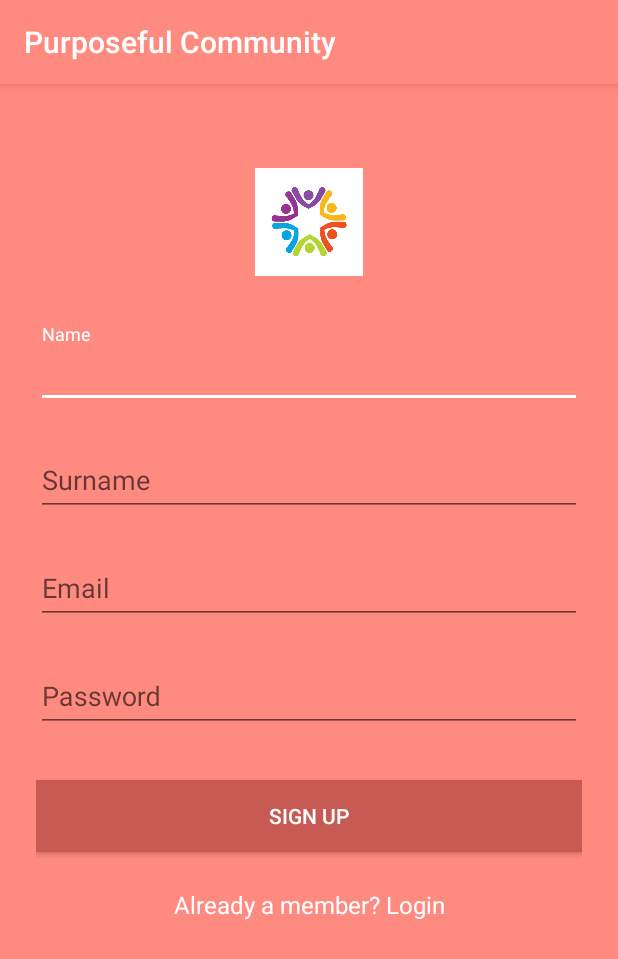
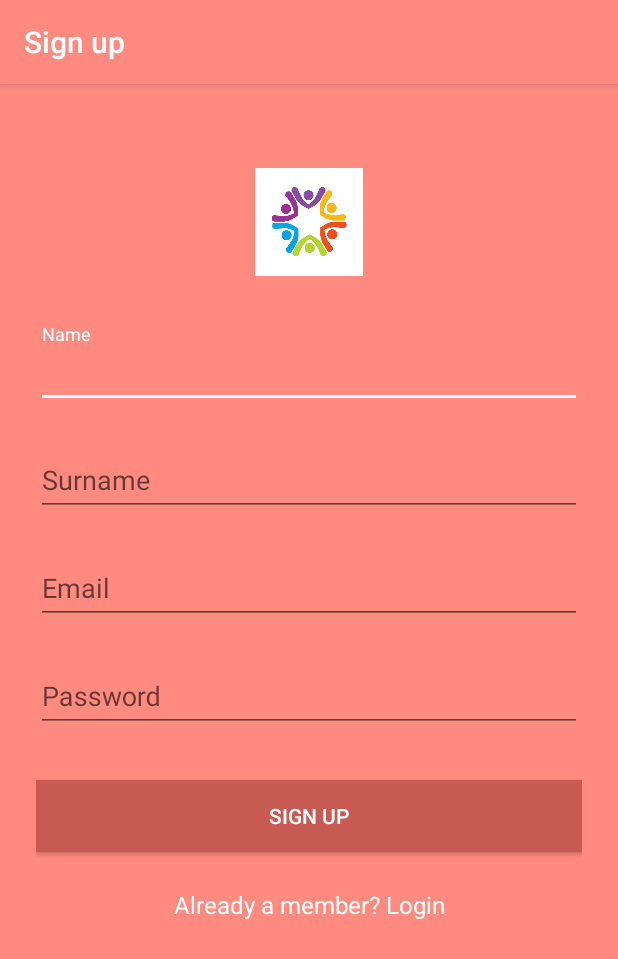
Before and after one commit to yilmazvolkan/purposefulCommunityPlatform, an Android app: the RegisterActivity screen opened directly, with no data from a screen before it, on a phone screen of 412 x 824 dp. Shown: the top 959 px of the screen. Run offline under Robolectric (Android 15) with nearby library versions, the phone set to English and light mode, and no system bars.

```diff
--- a/PurposefulCommunity/app/src/main/java/com/bounswe/purposefulcommunity/Fragments/LoginActivity.kt
+++ b/PurposefulCommunity/app/src/main/java/com/bounswe/purposefulcommunity/Fragments/LoginActivity.kt
@@ -23,6 +23,9 @@ class LoginActivity : AppCompatActivity() {
     override fun onCreate(savedInstanceState: Bundle?) {
         super.onCreate(savedInstanceState)
         setContentView(R.layout.activity_login)
+
+        val actionBar = supportActionBar
+        actionBar!!.title = getString(R.string.title_activity_login)
 
         btn_login.setOnClickListener {
             val email = editMail.text.toString()
--- a/PurposefulCommunity/app/src/main/java/com/bounswe/purposefulcommunity/Fragments/RegisterActivity.kt
+++ b/PurposefulCommunity/app/src/main/java/com/bounswe/purposefulcommunity/Fragments/RegisterActivity.kt
@@ -24,6 +24,9 @@ class RegisterActivity : AppCompatActivity() {
     override fun onCreate(savedInstanceState: Bundle?) {
         super.onCreate(savedInstanceState)
         setContentView(R.layout.activity_register)
+
+        val actionBar = supportActionBar
+        actionBar!!.title = getString(R.string.title_activity_sign_up)
 
         btn_signup.setOnClickListener {
             val name = editName.text.toString()
--- /dev/null
+++ b/PurposefulCommunity/app/src/main/java/com/bounswe/purposefulcommunity/Models/TokenBody.kt
@@ -0,0 +1,5 @@
+package com.bounswe.purposefulcommunity.Models
+
+
+data class TokenBody(
+    val token: String)
--- a/PurposefulCommunity/app/src/main/res/layout/activity_register.xml
+++ b/PurposefulCommunity/app/src/main/res/layout/activity_register.xml
@@ -2,6 +2,7 @@
 <ScrollView xmlns:android="http://schemas.android.com/apk/res/android"
     android:layout_width="fill_parent"
     android:layout_height="fill_parent"
+    xmlns:app="http://schemas.android.com/apk/res-auto"
     android:fitsSystemWindows="true"
     android:background="@color/colorPrimary">
 
@@ -23,13 +24,15 @@
             android:layout_height="wrap_content"
             android:layout_marginTop="8dp"
             android:layout_marginBottom="8dp"
-            android:hint="@string/name">
+            android:hint="@string/name"
+            app:errorTextAppearance="@style/error_appearance">
 
             <com.google.android.material.textfield.TextInputEditText
                 android:id="@+id/editName"
                 android:layout_width="match_parent"
                 android:layout_height="wrap_content"
-                android:inputType="textPersonName" />
+                android:inputType="textPersonName"
+                android:textColor="@color/colorWhite"/>
         </com.google.android.material.textfield.TextInputLayout>
 
         <com.google.android.material.textfield.TextInputLayout
@@ -38,13 +41,15 @@
             android:layout_height="wrap_content"
             android:layout_marginTop="8dp"
             android:layout_marginBottom="8dp"
-            android:hint="@string/surname" >
+            android:hint="@string/surname"
+            app:errorTextAppearance="@style/error_appearance">
 
             <com.google.android.material.textfield.TextInputEditText
                 android:id="@+id/editSurname"
                 android:layout_width="match_parent"
                 android:layout_height="wrap_content"
-                android:inputType="textPersonName" />
+                android:inputType="textPersonName"
+                android:textColor="@color/colorWhite"/>
         </com.google.android.material.textfield.TextInputLayout>
 
         <com.google.android.material.textfield.TextInputLayout
@@ -52,28 +57,32 @@
             android:layout_width="match_parent"
             android:layout_height="wrap_content"
             android:layout_marginTop="8dp"
-            android:layout_marginBottom="8dp">
+            android:layout_marginBottom="8dp"
+            app:errorTextAppearance="@style/error_appearance">
 
             <com.google.android.material.textfield.TextInputEditText
                 android:id="@+id/editMail"
                 android:layout_width="match_parent"
                 android:layout_height="wrap_content"
                 android:inputType="textEmailAddress"
-                android:hint="@string/email" />
+                android:hint="@string/email"
+                android:textColor="@color/colorWhite"/>
         </com.google.android.material.textfield.TextInputLayout>
         <com.google.android.material.textfield.TextInputLayout
             android:id="@+id/layPassword"
             android:layout_width="match_parent"
             android:layout_height="wrap_content"
             android:layout_marginTop="8dp"
-            android:layout_marginBottom="8dp">
+            android:layout_marginBottom="8dp"
+            app:errorTextAppearance="@style/error_appearance">
 
             <com.google.android.material.textfield.TextInputEditText
                 android:id="@+id/editPassword"
                 android:layout_width="match_parent"
                 android:layout_height="wrap_content"
                 android:inputType="textPassword"
-                android:hint="@string/password" />
+                android:hint="@string/password"
+                android:textColor="@color/colorWhite"/>
         </com.google.android.material.textfield.TextInputLayout>
 
         <Button
--- a/PurposefulCommunity/app/src/main/res/values/strings.xml
+++ b/PurposefulCommunity/app/src/main/res/values/strings.xml
@@ -1,6 +1,10 @@
 <resources>
     <string name="app_name">Purposeful Community</string>
+
     <string name="title_activity_login">Sign in</string>
+    <string name="title_activity_sign_up">Sign up</string>
+    <string name="communities">Communities</string>
+    <string name="title_activity_community">Communities</string>
 
     <string name="name">Name</string>
     <string name="surname">Surname</string>
@@ -10,5 +14,6 @@
     <string name="sign_up">Sign up</string>
     <string name="create_account">No account yet? Create one</string>
     <string name="go_sigin">Already a member? Login</string>
-    <string name="title_activity_community">Communities</string>
+
+    <string name="size">Size</string>
 </resources>
--- a/PurposefulCommunity/app/src/main/res/values/styles.xml
+++ b/PurposefulCommunity/app/src/main/res/values/styles.xml
@@ -17,4 +17,9 @@
 
     <style name="AppTheme.PopupOverlay" parent="ThemeOverlay.AppCompat.Light" />
 
+
+    <style name="error_appearance" parent="@android:style/TextAppearance">
+        <item name="android:textColor">@color/colorWhite</item>
+        <item name="android:textSize">10sp</item>
+    </style>
 </resources>
```
Also changed, not shown: PurposefulCommunity/app/src/main/AndroidManifest.xml (+4 -8 lines), PurposefulCommunity/app/src/main/java/com/bounswe/purposefulcommunity/API/RetrofitClient.kt (+9 -3 lines), PurposefulCommunity/app/src/main/java/com/bounswe/purposefulcommunity/Adapters/CustomAdapter.kt (added, +53 -0 lines), PurposefulCommunity/app/src/main/java/com/bounswe/purposefulcommunity/Fragments/CommunityActivity.kt (+71 -1 lines), PurposefulCommunity/app/src/main/java/com/bounswe/purposefulcommunity/Fragments/ShowCommActivity.kt (added, +13 -0 lines), PurposefulCommunity/app/src/main/java/com/bounswe/purposefulcommunity/Models/CommShowBody.kt (added, +7 -0 lines), PurposefulCommunity/app/src/main/java/com/bounswe/purposefulcommunity/Models/CommunityBody.kt (added, +11 -0 lines), PurposefulCommunity/app/src/main/res/drawable/ic_arrow_forward.xml (added, +13 -0 lines), PurposefulCommunity/app/src/main/res/layout/activity_community.xml (+1 -15 lines), PurposefulCommunity/app/src/main/res/layout/activity_login.xml (+8 -4 lines), PurposefulCommunity/app/src/main/res/layout/activity_show_comm.xml (added, +9 -0 lines), PurposefulCommunity/app/src/main/res/layout/content_community.xml (+15 -1 lines), PurposefulCommunity/app/src/main/res/layout/item_layout.xml (added, +45 -0 lines).
